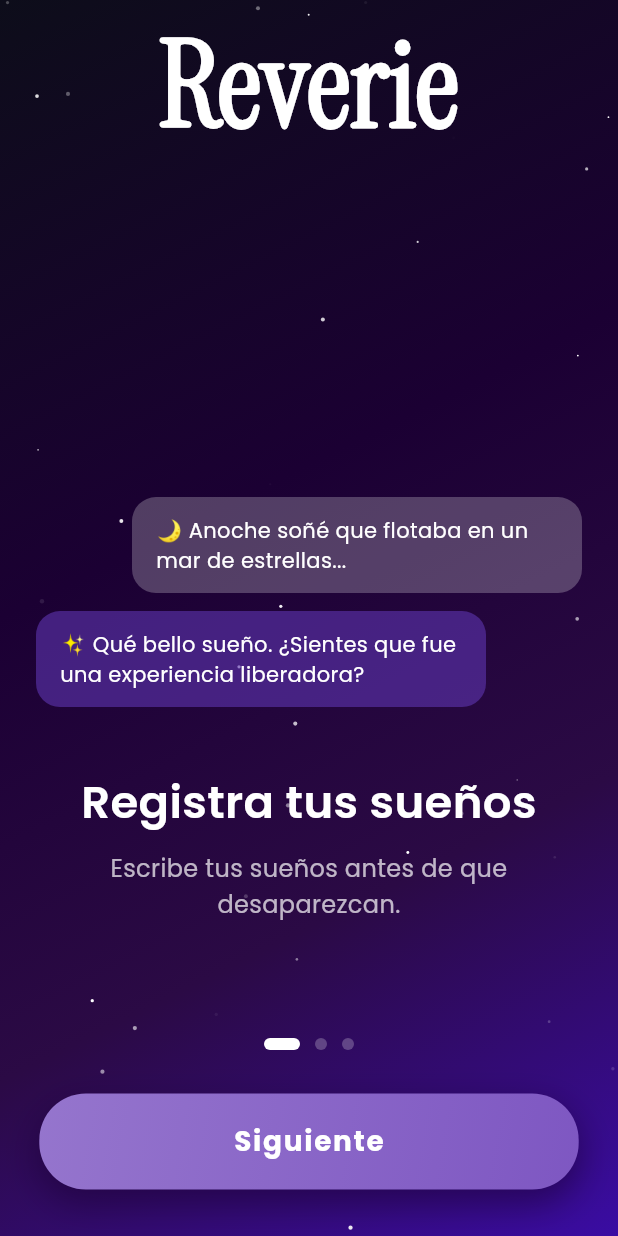
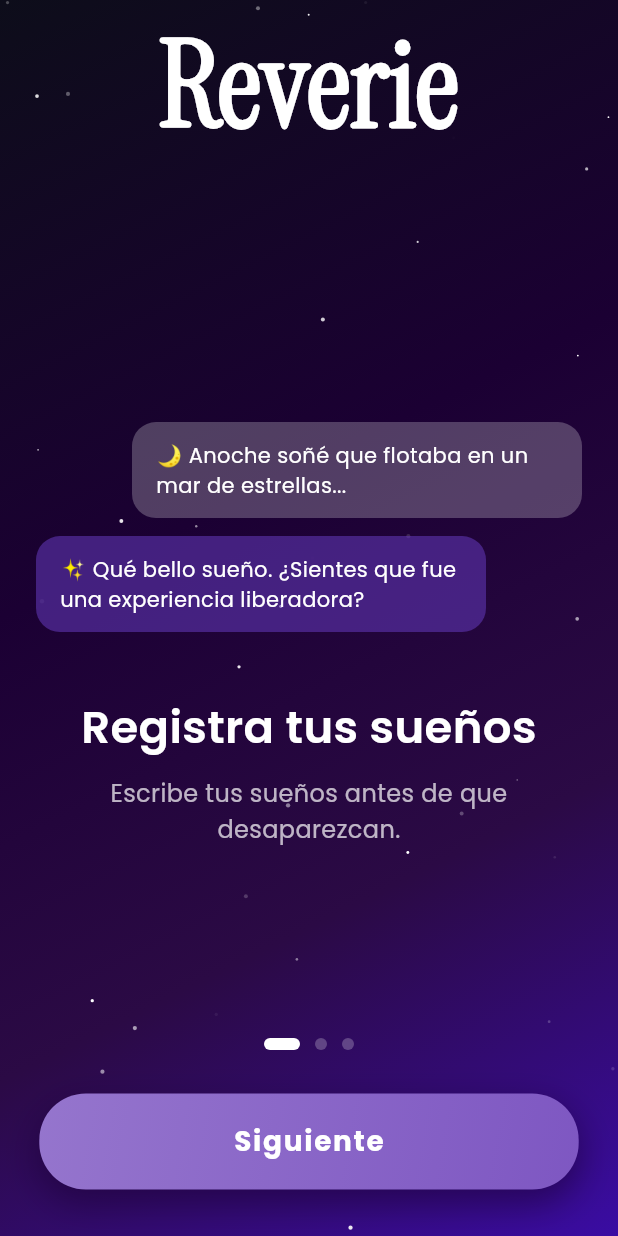
Before and after one commit to Whadyjm/reverie, a Flutter app: the screen it shows after launch, on a phone screen of 412 x 824 dp. Run offline on Flutter 3.47's test engine with Material 3 defaults, Android fonts, the phone set to English and light mode, and no system bars; our stand-ins replace animate_do, blur, cloud_firestore, confetti, custom_rating_bar, easy_date_timeline and 11 more; missing offline and left inert: haptic_feedback; accounts and stored records are empty.

Commit message:
cambio de espacio en onboarding screen

```diff
--- a/lib/screens/onboarding_screen.dart
+++ b/lib/screens/onboarding_screen.dart
@@ -248,7 +248,6 @@ class _OnboardingPageState extends State<OnboardingPage>
                                 child: Column(
                                   mainAxisAlignment: MainAxisAlignment.center,
                                   children: [
-                                    const SizedBox(height: 100),
                                     _buildVisual(index),
                                     const SizedBox(height: 24),
                                     Text(
```
